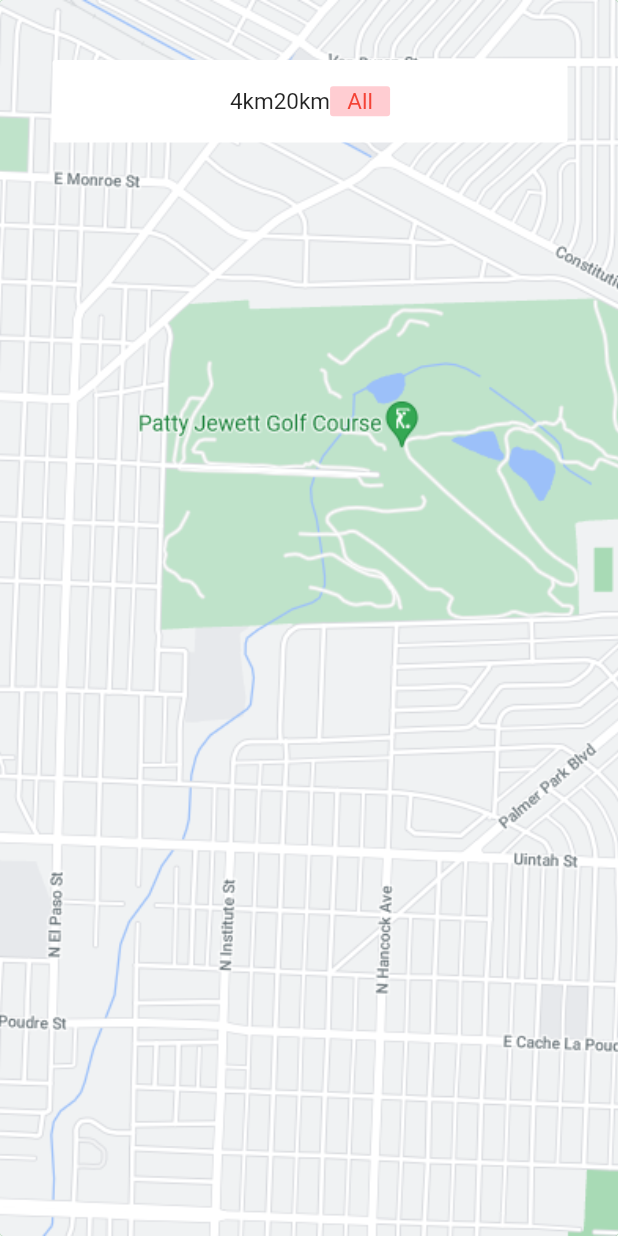
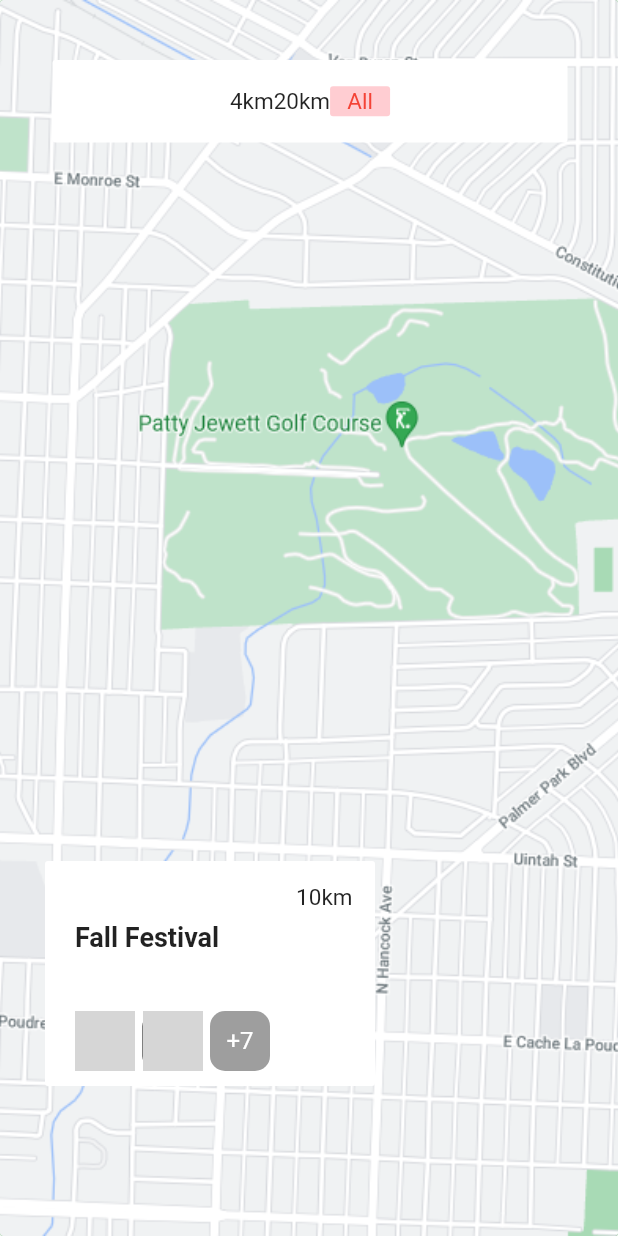
Before and after one commit to ijogendrajat/events_aeologic, a Flutter app: the MapScreen screen opened directly, on a phone screen of 412 x 824 dp. Run offline on Flutter 3.47's test engine with Material 2 defaults, Android fonts, the light colour scheme and no system bars; network calls fail; grey boxes are pictures that could not be loaded.

Commit message:
Evening Backup

```diff
--- a/events_aeologic/lib/screens/home_screen.dart
+++ b/events_aeologic/lib/screens/home_screen.dart
@@ -57,15 +57,15 @@
         child: Container(
           padding: EdgeInsets.all(10),
           color: Colors.blue[050],
-          // width: ,
-          // height: ,
+          width: MediaQuery.of(context).size.width,
+          height: MediaQuery.of(context).size.height,
           child: Column(
             mainAxisAlignment: MainAxisAlignment.spaceAround,
             crossAxisAlignment: CrossAxisAlignment.start,
             children: [
               Row(
                 children: [
-                  IconCard(),
+                  IconCard(Icons.ac_unit, "Something", Colors.black),
                 ],
               ),
               Text(
@@ -113,7 +113,14 @@
               child: Icon(Icons.home),
             ),
             MaterialButton(
-              onPressed: () {},
+              onPressed: () {
+                Navigator.push(
+                  context,
+                  MaterialPageRoute(
+                    builder: (context) => MapScreen(),
+                  ),
+                );
+              },
               child: Icon(Icons.map),
             ),
             SizedBox(
--- a/events_aeologic/lib/screens/map_screen.dart
+++ b/events_aeologic/lib/screens/map_screen.dart
@@ -1,4 +1,5 @@
 import 'package:events_aeologic/widgets/map_one.dart';
+import 'package:events_aeologic/widgets/map_two.dart';
 import 'package:flutter/material.dart';
 
 class MapScreen extends StatefulWidget {
@@ -30,6 +31,11 @@
                 left: 35,
                 child: DistanceTopBar(),
               ),
+              Positioned(
+                bottom: 100,
+                left: 30,
+                child: MapBottomCard(),
+              ),
             ],
           ),
         ),
--- a/events_aeologic/lib/widgets/home_one.dart
+++ b/events_aeologic/lib/widgets/home_one.dart
@@ -1,7 +1,12 @@
 import 'package:flutter/material.dart';
 
 class IconCard extends StatefulWidget {
-  const IconCard({Key? key}) : super(key: key);
+  // const IconCard({Key? key}) : super(key: key);
+  final IconData icon;
+  final String eventType;
+  final Color color;
+
+  IconCard(this.icon, this.eventType, this.color);
 
   @override
   _IconCardState createState() => _IconCardState();
--- a/events_aeologic/lib/widgets/map_three.dart
+++ b/events_aeologic/lib/widgets/map_three.dart
@@ -0,0 +1 @@
+// live dot and on tap show more about Event
--- a/events_aeologic/lib/widgets/map_two.dart
+++ b/events_aeologic/lib/widgets/map_two.dart
@@ -0,0 +1,101 @@
+import 'package:flutter/material.dart';
+
+class MapBottomCard extends StatefulWidget {
+  const MapBottomCard({Key? key}) : super(key: key);
+
+  @override
+  _MapBottomCardState createState() => _MapBottomCardState();
+}
+
+class _MapBottomCardState extends State<MapBottomCard> {
+  @override
+  Widget build(BuildContext context) {
+    return Container(
+      width: 220,
+      height: 150,
+      decoration: BoxDecoration(
+        color: Colors.white,
+        borderRadius: BorderRadius.all(Radius.circular(2)),
+      ),
+      child: Stack(
+        clipBehavior: Clip.none,
+        children: [
+          Positioned(
+            right: 15,
+            top: 15,
+            child: Text(
+              "10km",
+              style: TextStyle(
+                fontSize: 15,
+              ),
+            ),
+          ),
+          Positioned(
+            left: 20,
+            top: 40,
+            child: Text(
+              "Fall Festival",
+              style: TextStyle(fontSize: 18, fontWeight: FontWeight.bold),
+            ),
+          ),
+          Positioned(
+            bottom: 10,
+            left: 20,
+            child: Row(
+              children: [
+                Container(
+                  width: 40,
+                  height: 40,
+                  decoration: BoxDecoration(
+                    image: DecorationImage(
+                      image: NetworkImage(
+                          'https://images.unsplash.com/photo-1520466809213-7b9a56adcd45?ixid=MnwxMjA3fDB8MHxzZWFyY2h8MTN8fGdpcmwlMjB0cmF2ZWx8ZW58MHx8MHx8&ixlib=rb-1.2.1&auto=format&fit=crop&w=500&q=60'),
+                      fit: BoxFit.fitWidth,
+                    ),
+                    color: Colors.black,
+                    borderRadius: BorderRadius.all(Radius.circular(10)),
+                  ),
+                ),
+                SizedBox(
+                  width: 5,
+                  height: 5,
+                ),
+                Container(
+                  width: 40,
+                  height: 40,
+                  decoration: BoxDecoration(
+                    image: DecorationImage(
+                      image: NetworkImage(
+                          'https://images.unsplash.com/photo-1616776005756-4dca36124bf9?ixid=MnwxMjA3fDB8MHxwaG90by1wYWdlfHx8fGVufDB8fHx8&ixlib=rb-1.2.1&auto=format&fit=crop&w=634&q=80'),
+                      fit: BoxFit.fitWidth,
+                    ),
+                    color: Colors.black,
+                    borderRadius: BorderRadius.all(Radius.circular(10)),
+                  ),
+                ),
+                SizedBox(
+                  width: 5,
+                  height: 5,
+                ),
+                Container(
+                  width: 40,
+                  height: 40,
+                  decoration: BoxDecoration(
+                    color: Colors.grey,
+                    borderRadius: BorderRadius.all(Radius.circular(10)),
+                  ),
+                  child: Center(
+                    child: Text(
+                      "+7",
+                      style: TextStyle(fontSize: 16, color: Colors.white),
+                    ),
+                  ),
+                ),
+              ],
+            ),
+          )
+        ],
+      ),
+    );
+  }
+}
```
